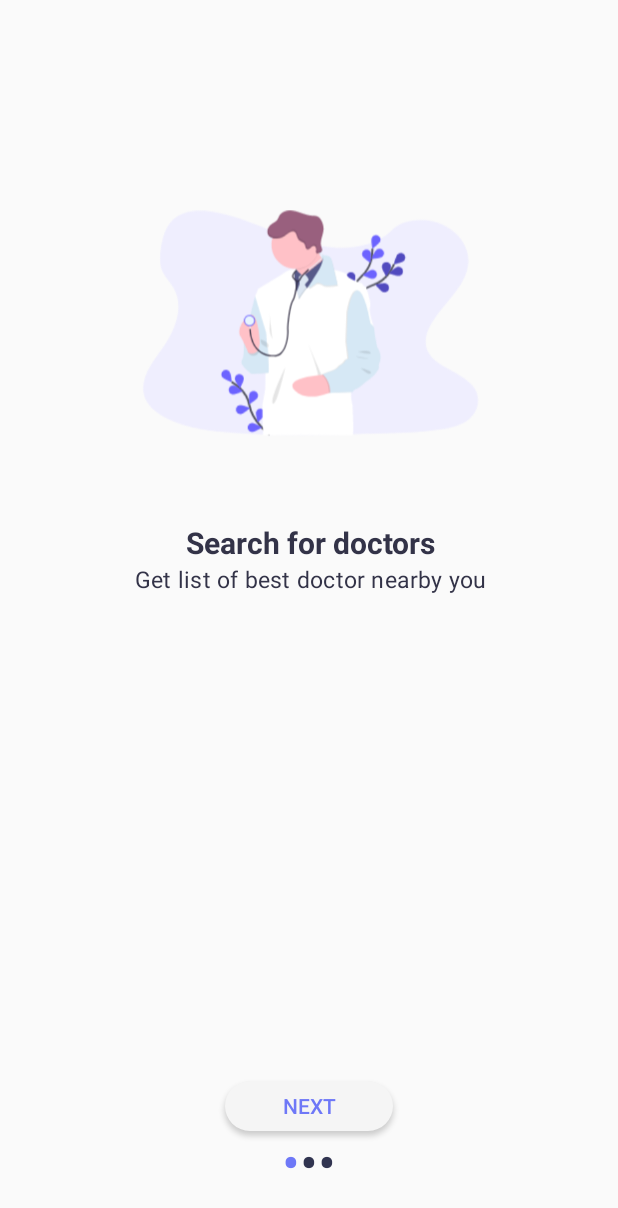
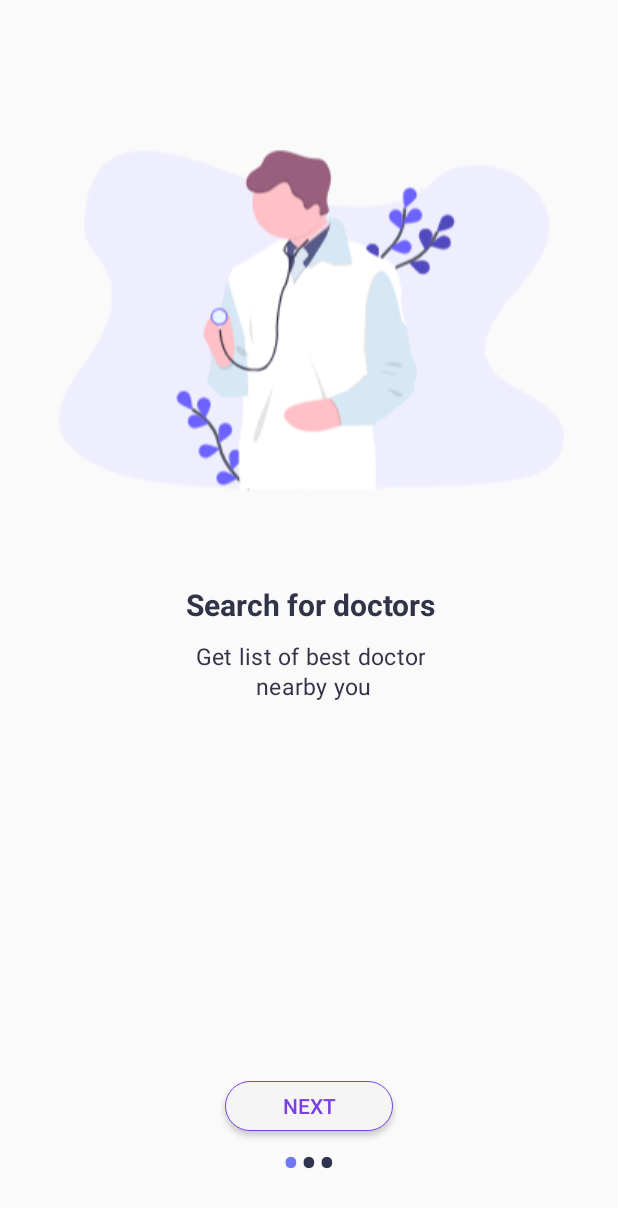
Before and after one commit to janewaitara/Medec-Health-App, an Android app: the screen it shows after launch (OnBoardingActivity), on a phone screen of 412 x 824 dp. Shown: the top 1208 px of the screen. Run offline under Robolectric (Android 15) with nearby library versions, the phone set to English and light mode, and no system bars.

Commit message:
added an image on the splash screen and changed the shape of the onBoarding screen button

```diff
--- a/app/build.gradle
+++ b/app/build.gradle
@@ -9,6 +9,7 @@ android {
         targetSdkVersion 29
         versionCode 1
         versionName "1.0"
+        vectorDrawables.useSupportLibrary = true
         testInstrumentationRunner "androidx.test.runner.AndroidJUnitRunner"
     }
     buildTypes {
--- a/app/src/main/java/com/example/medec/OnBoardingActivity.java
+++ b/app/src/main/java/com/example/medec/OnBoardingActivity.java
@@ -19,12 +19,22 @@ public class OnBoardingActivity extends AppCompatActivity {
     private LinearLayout mDotsLinearLayout;
     private TextView[] mBottomDots;
     private Button mNextButton;
+    private PrefManager prefManager;
 
     private int mCurrentPage;
 
     @Override
     protected void onCreate(Bundle savedInstanceState) {
         super.onCreate(savedInstanceState);
+        // Checking for first time launch - before calling setContentView()
+        prefManager = new PrefManager(this);
+        if (!prefManager.isFirstTimeLaunch()) {
+            launchHomeScreen();
+            finish();
+        }
+
+        getWindow().getDecorView().setSystemUiVisibility(View.SYSTEM_UI_FLAG_LAYOUT_STABLE | View.SYSTEM_UI_FLAG_LAYOUT_FULLSCREEN);
+
         setContentView(R.layout.activity_on_boarding);
 
         mNextButton = (Button) findViewById(R.id.next_button);
@@ -43,6 +53,7 @@ public class OnBoardingActivity extends AppCompatActivity {
         mNextButton.setOnClickListener(new View.OnClickListener() {
             @Override
             public void onClick(View v) {
+
                 if (mCurrentPage == mBottomDots.length - 1){
                     Intent  intent = new Intent(OnBoardingActivity.this, MainActivity.class);
                     startActivity(intent);
@@ -52,6 +63,14 @@ public class OnBoardingActivity extends AppCompatActivity {
             }
         });
 
+
+
+    }
+
+    private void launchHomeScreen() {
+        prefManager.setFirstTimeLaunch(false);
+        startActivity(new Intent(OnBoardingActivity.this, MainActivity.class));
+        finish();
     }
 
     public void addBottomDots(int currentPosition){
@@ -85,7 +104,7 @@ public class OnBoardingActivity extends AppCompatActivity {
             mCurrentPage = position;
 
             if (position == mBottomDots.length - 1) {
-                mNextButton.setText("GOT IT");
+                mNextButton.setText("GET STARTED");
             } else {
                 mNextButton.setText("NEXT");
             }
--- /dev/null
+++ b/app/src/main/java/com/example/medec/PrefManager.java
@@ -0,0 +1,40 @@
+package com.example.medec;
+
+import android.content.Context;
+import android.content.SharedPreferences;
+
+
+/*
+* onBoarding screens should be shown only once when the app is launched for the very first time.
+*  If the user launches the app on second time, he should directly go to main screen.
+* To achieve this, we use SharedPreferences to store a boolean value indicating first time launch.
+* */
+public class PrefManager {
+    SharedPreferences pref;
+    SharedPreferences.Editor editor;
+    Context _context;
+
+    // shared pref mode
+    int PRIVATE_MODE = 0;
+
+    // Shared preferences file name
+    private static final String PREF_NAME = "medec-Welcome";
+
+    private static final String IS_FIRST_TIME_LAUNCH = "IsFirstTimeLaunch";
+
+    public PrefManager(Context context) {
+        this._context = context;
+        pref = _context.getSharedPreferences(PREF_NAME, PRIVATE_MODE);
+        editor = pref.edit();
+    }
+
+    public void setFirstTimeLaunch(boolean isFirstTime) {
+        editor.putBoolean(IS_FIRST_TIME_LAUNCH, isFirstTime);
+        editor.commit();
+    }
+
+    public boolean isFirstTimeLaunch() {
+        return pref.getBoolean(IS_FIRST_TIME_LAUNCH, true);
+    }
+
+}
--- a/app/src/main/res/drawable/onboardingbtn.xml
+++ b/app/src/main/res/drawable/onboardingbtn.xml
@@ -2,5 +2,6 @@
 <shape xmlns:android="http://schemas.android.com/apk/res/android"
     android:shape="rectangle">
     <solid android:color="@color/btncolor"/>
-    <corners android:radius="16.7dp"/>
+    <corners android:radius="16.7dp" />
+    <stroke android:width="1px" android:color="@color/btnTextColor"/>
 </shape>
--- a/app/src/main/res/layout/activity_on_boarding.xml
+++ b/app/src/main/res/layout/activity_on_boarding.xml
@@ -12,9 +12,10 @@
         android:id="@+id/next_button"
         android:layout_width="112.1dp"
         android:layout_height="33.3dp"
+        android:gravity="center"
         android:background="@drawable/onboardingbtn"
         android:text="Next"
-        android:textColor="@color/colorPrimary"
+        android:textColor="@color/btnTextColor"
         app:layout_constraintBottom_toTopOf="@+id/dotslinearLayout"
         app:layout_constraintEnd_toEndOf="parent"
         app:layout_constraintStart_toStartOf="parent"
--- a/app/src/main/res/layout/slide_layout.xml
+++ b/app/src/main/res/layout/slide_layout.xml
@@ -6,9 +6,9 @@
     android:layout_height="match_parent">
     <ImageView
         android:id="@+id/sliderimageView"
-        android:layout_width="237.5dp"
-        android:layout_height="160dp"
-        android:layout_marginTop="140dp"
+        android:layout_width="wrap_content"
+        android:layout_height="wrap_content"
+        android:layout_marginTop="100dp"
 
         app:layout_constraintEnd_toEndOf="parent"
         app:layout_constraintStart_toStartOf="parent"
@@ -53,13 +53,14 @@
         android:layout_width="wrap_content"
         android:layout_height="wrap_content"
         android:layout_marginStart="73.3dp"
+        android:layout_marginTop="10dp"
         android:layout_marginEnd="72.7dp"
         android:layout_marginBottom="208dp"
         android:fontFamily="Poppins-Light"
         android:gravity="center_horizontal"
         android:letterSpacing="0.01"
         android:lineSpacingExtra="2sp"
-        android:text="Get list of best doctor nearby you"
+        android:text="@string/sliderDescription1"
         android:textAlignment="center"
         android:textColor="#333348"
         android:textSize="15sp"
--- a/app/src/main/res/values/colors.xml
+++ b/app/src/main/res/values/colors.xml
@@ -4,5 +4,6 @@
     <color name="colorPrimaryDark">#313450</color>
     <color name="colorAccent">#D81B60</color>
     <color name="btncolor">#F5F5F5</color>
+    <color name="btnTextColor">#7a3fe1</color>
 
 </resources>
--- a/app/src/main/res/values/strings.xml
+++ b/app/src/main/res/values/strings.xml
@@ -6,7 +6,7 @@
     <string name="sliderHeading3">Book Diagnostic</string>
 
 <!--array of slider description-->
-    <string name="sliderDescription1">Get list of best doctor nearby you</string>
-    <string name="sliderDescription2">Book an appointment with a right doctor</string>
-    <string name="sliderDescription3">Search and book diagnostic test  </string>
+    <string name="sliderDescription1">Get list of best doctor\n nearby you</string>
+    <string name="sliderDescription2">Book an appointment with a \n right doctor</string>
+    <string name="sliderDescription3">Search and book diagnostic \n test  </string>
 </resources>
```
Also changed, not shown: app/src/main/res/layout/activity_splash.xml (+14 -17 lines), app/src/main/res/drawable/splashdots.png (added).
